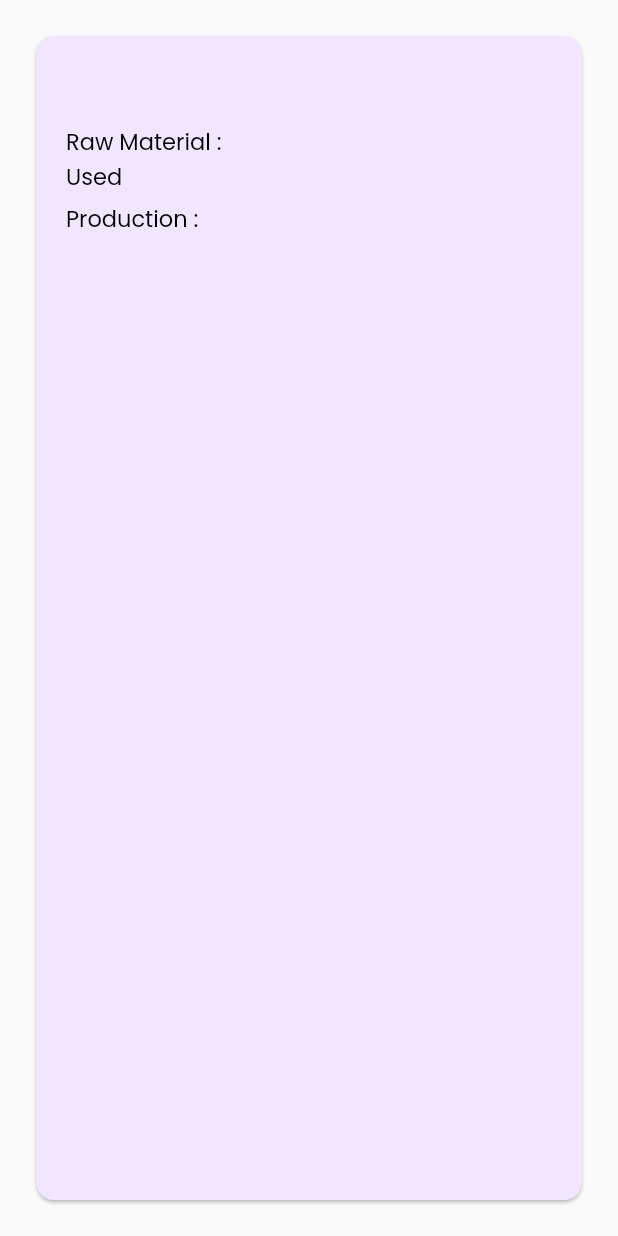
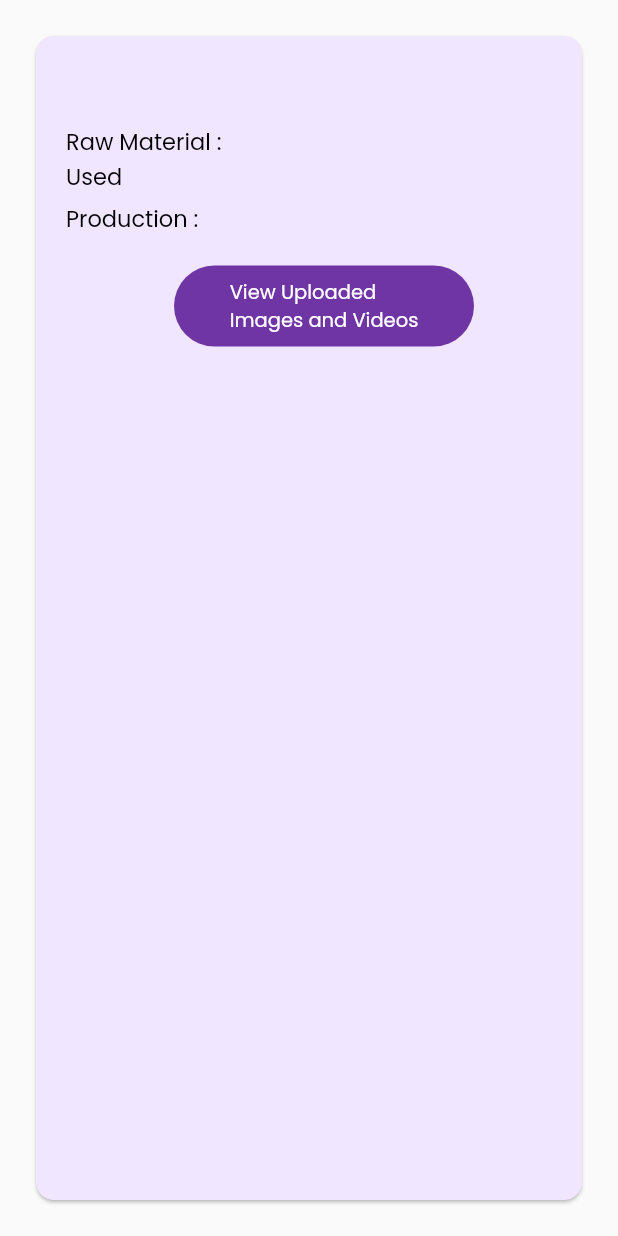
Before and after one commit to axactstudios/bandhu, a Flutter app: the ActivityCard widget shown alone on an empty page, opened directly with empty values, on a phone screen of 412 x 824 dp. Run offline on Flutter 3.47's test engine with Material 2 defaults, Android fonts, the phone set to English and light mode, and no system bars; our stand-ins replace file_picker, firebase_auth, firebase_database, firebase_storage, flutter_spinkit, flutter_svg and 5 more; accounts and stored records are empty.

Commit message:
client display

```diff
--- a/lib/Widgets/ActivityCard.dart
+++ b/lib/Widgets/ActivityCard.dart
@@ -97,6 +97,36 @@ class _ActivityCardState extends State<ActivityCard> {
                   ),
                 ],
               ),
+              SizedBox(
+                height: 20,
+              ),
+              InkWell(
+                onTap: () {
+                  setState(() {});
+                },
+                child: Container(
+                  decoration: BoxDecoration(
+                    color: Color(0xFF6F35A5),
+                    borderRadius: BorderRadius.circular(33),
+                  ),
+                  width: 200,
+                  child: Center(
+                    child: Padding(
+                      padding: const EdgeInsets.symmetric(
+                          horizontal: 8.0, vertical: 8),
+                      child: Text(
+                        'View Uploaded\nImages and Videos',
+                        style: GoogleFonts.poppins(
+                          textStyle: TextStyle(
+                              fontSize: 13,
+                              fontWeight: FontWeight.w400,
+                              color: Colors.white),
+                        ),
+                      ),
+                    ),
+                  ),
+                ),
+              ),
             ],
           ),
         ),
```
Also changed, not shown: lib/auth/SignInPage.dart (+5 -5 lines).
